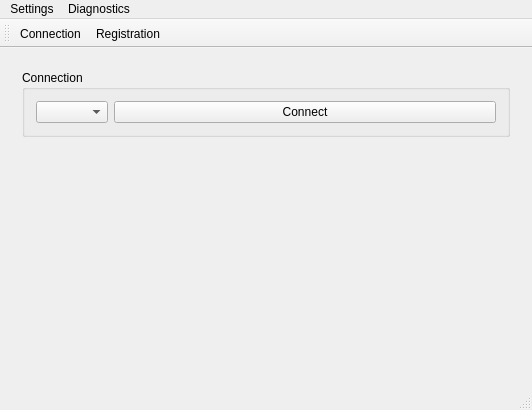
The window that mainwindow.ui (stepankuzmin/mole) describes before a commit, drawn with Qt 5.
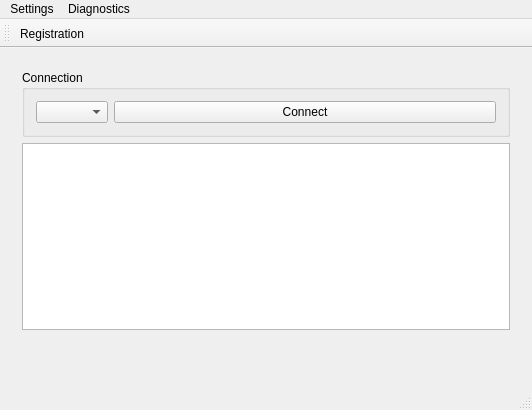
The same window after the commit.

Commit message: Mole class cleanup

```diff
--- a/mainwindow.ui
+++ b/mainwindow.ui
@@ -43,6 +43,13 @@
          </layout>
         </widget>
        </item>
+       <item>
+        <widget class="QPlainTextEdit" name="logTextEdit">
+         <property name="readOnly">
+          <bool>true</bool>
+         </property>
+        </widget>
+       </item>
        <item>
         <spacer name="verticalSpacer">
          <property name="orientation">
@@ -137,21 +144,9 @@
    <attribute name="toolBarBreak">
     <bool>false</bool>
    </attribute>
-   <addaction name="actionConnection"/>
    <addaction name="actionRegistration"/>
   </widget>
   <widget class="QStatusBar" name="statusBar"/>
-  <action name="actionConnection">
-   <property name="text">
-    <string>Connection</string>
-   </property>
-   <property name="toolTip">
-    <string>Connection settings</string>
-   </property>
-   <property name="shortcut">
-    <string>F2</string>
-   </property>
-  </action>
   <action name="actionRegistration">
    <property name="text">
     <string>Registration</string>
```
Left out of the diff: 1 changed line with no effect on the pictures. The commit also changes 4 other files.
